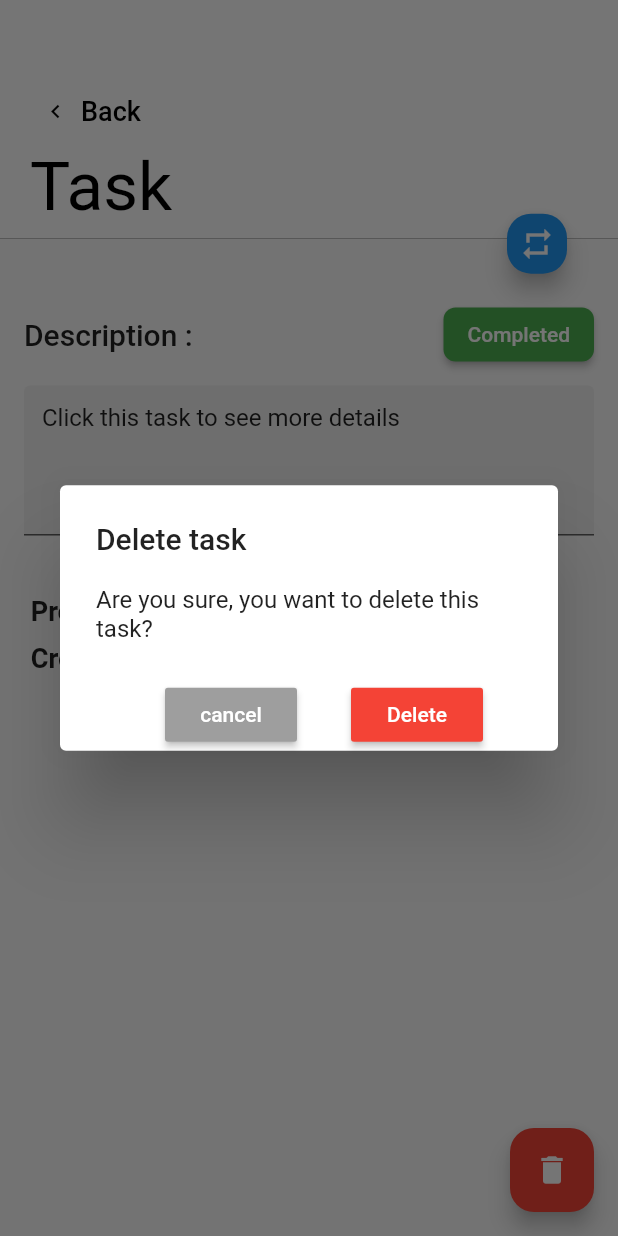
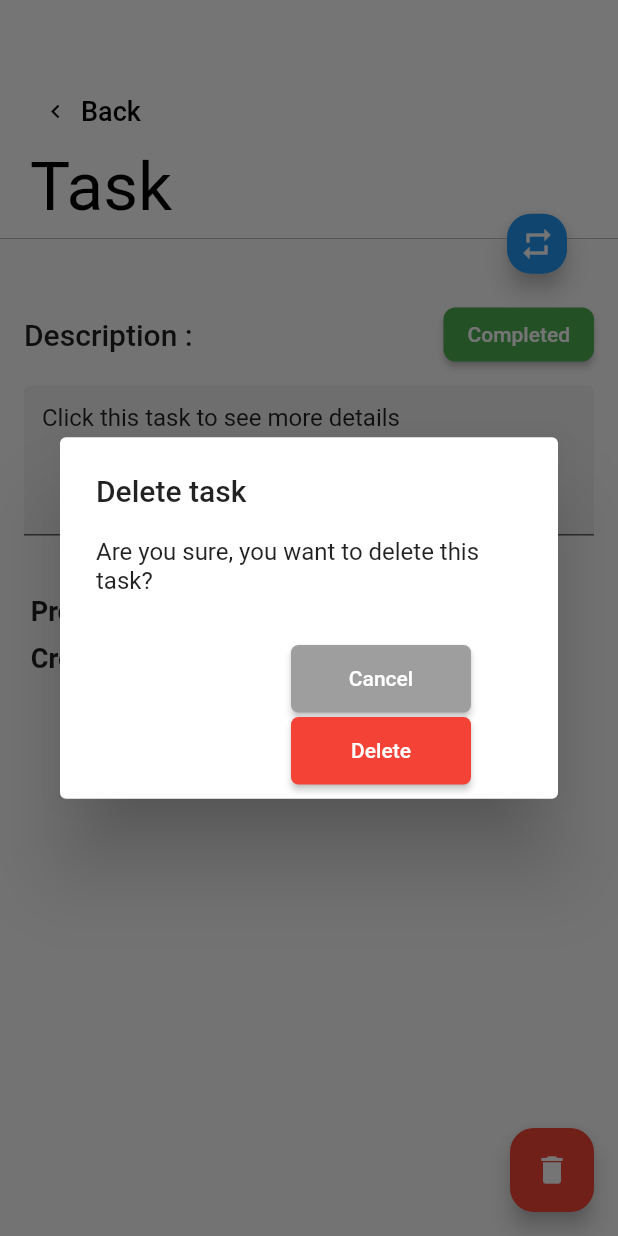
Before and after one commit to dipak-bacancy/taskly, a Flutter app: the Task screen opened directly, after a tap on the "delete" icon, on a phone screen of 412 x 824 dp. Run offline on Flutter 3.47's test engine with Material 2 defaults, Android fonts, the phone set to English and light mode, and no system bars.

Commit message:
alert dailog enhanced

```diff
--- a/lib/tasks.dart
+++ b/lib/tasks.dart
@@ -114,27 +114,35 @@ class Task extends StatelessWidget {
       content: Text('Are you sure, you want to delete this task?'),
       actionsPadding: EdgeInsets.symmetric(horizontal: 50),
       actions: [
+        ButtonBar(
+          buttonMinWidth: 120,
+          buttonHeight: 45,
+          children: [
             RaisedButton(
               onPressed: () {
                 // Respond to button press
-
                 Navigator.pop(context);
               },
+              shape: RoundedRectangleBorder(
+                borderRadius: new BorderRadius.circular(5.0),
+              ),
               color: Colors.grey,
               textColor: Colors.white,
-          child: Text('cancel'),
-        ),
-        SizedBox(
-          width: 20,
+              child: Text('Cancel'),
             ),
             RaisedButton(
               onPressed: () {
                 // Respond to button press
                 Navigator.pop(context);
               },
+              shape: RoundedRectangleBorder(
+                borderRadius: new BorderRadius.circular(5.0),
+              ),
               color: Colors.red,
               textColor: Colors.white,
               child: Text('Delete'),
+            )
+          ],
         ),
       ],
     );
```
Lines whose indentation alone changed are shown as unchanged.
